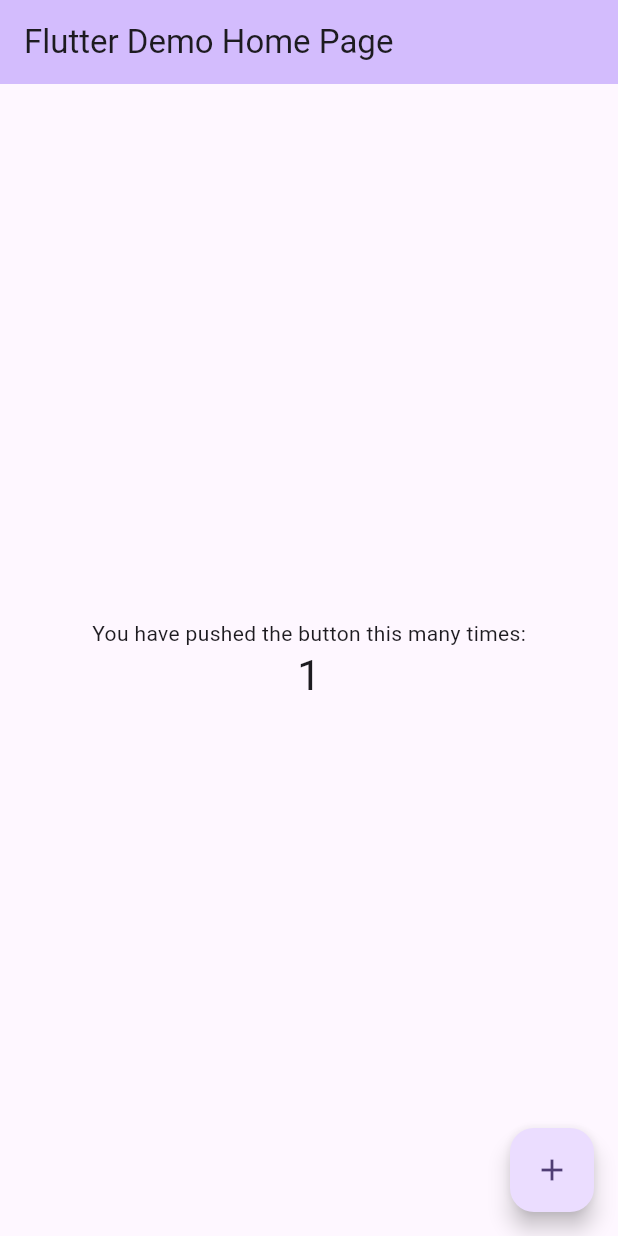
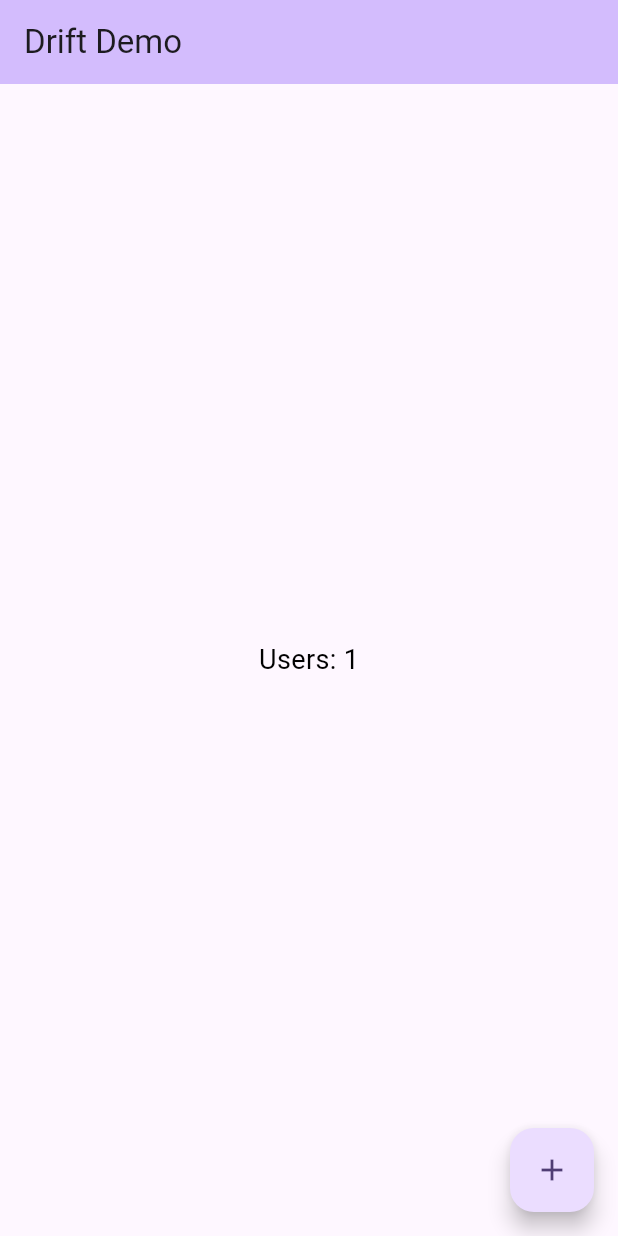
Before and after one commit to zeeshan0080/drift_demo, a Flutter app: the screen it shows after launch, after a tap on the "add" icon, on a phone screen of 412 x 824 dp. Run offline on Flutter 3.47's test engine with Material 3 defaults, Android fonts, the phone set to English and light mode, and no system bars; our stand-ins replace drift, drift_flutter, get_it; accounts and stored records are empty; generated files the repository leaves out were written again.

Commit message:
drift integrated

```diff
--- /dev/null
+++ b/lib/dependency_inject.dart
@@ -0,0 +1,26 @@
+import 'dart:io';
+
+import 'package:drift_demo/providers/authentication_provider.dart';
+import 'package:drift_demo/source/core/database/local_database.dart';
+import 'package:drift_demo/source/data_source/local_data_source.dart';
+import 'package:drift_demo/source/repository/authentication_repository.dart';
+import 'package:get_it/get_it.dart';
+
+import 'source/core/local_client.dart';
+
+final GetIt sl = GetIt.instance;
+
+Future<void> setup() async {
+  final database = LocalDatabase();
+
+  sl.registerLazySingleton<LocalClient>(() => LocalClient(db: database));
+
+  sl.registerLazySingleton<ILocalDataSource>(
+          () => LocalDataSource(localClient: sl()));
+  sl.registerLazySingleton<IAuthenticationRepository>(() =>
+      AuthenticationRepository(iLocalDataSource: sl()));
+
+  sl.registerLazySingleton<AuthProvider>(
+          () => AuthProvider(authRepository: sl()));
+  print("Dependencies injected!!");
+}
--- a/lib/main.dart
+++ b/lib/main.dart
@@ -1,53 +1,41 @@
+import 'package:drift_demo/providers/authentication_provider.dart';
+import 'package:drift_demo/source/models/user_model.dart';
 import 'package:flutter/material.dart';
+import 'package:provider/provider.dart';
 
-void main() {
-  runApp(const MyApp());
+import 'dependency_inject.dart';
+
+Future<void> main() async {
+  WidgetsFlutterBinding.ensureInitialized();
+  await setup();
+  runApp(MyApp());
 }
 
 class MyApp extends StatelessWidget {
-  const MyApp({super.key});
+  MyApp({super.key});
 
-  // This widget is the root of your application.
+  final _authProvider = sl<AuthProvider>();
+
   @override
   Widget build(BuildContext context) {
-    return MaterialApp(
+    return MultiProvider(
+      providers: [
+        ChangeNotifierProvider.value(value: _authProvider),
+      ],
+      child: MaterialApp(
         title: 'Flutter Demo',
         theme: ThemeData(
-        // This is the theme of your application.
-        //
-        // TRY THIS: Try running your application with "flutter run". You'll see
-        // the application has a purple toolbar. Then, without quitting the app,
-        // try changing the seedColor in the colorScheme below to Colors.green
-        // and then invoke "hot reload" (save your changes or press the "hot
-        // reload" button in a Flutter-supported IDE, or press "r" if you used
-        // the command line to start the app).
-        //
-        // Notice that the counter didn't reset back to zero; the application
-        // state is not lost during the reload. To reset the state, use hot
-        // restart instead.
-        //
-        // This works for code too, not just values: Most code changes can be
-        // tested with just a hot reload.
           colorScheme: ColorScheme.fromSeed(seedColor: Colors.deepPurple),
           useMaterial3: true,
         ),
-      home: const MyHomePage(title: 'Flutter Demo Home Page'),
+        home: const MyHomePage(title: 'Drift Demo'),
+      ),
     );
   }
 }
 
 class MyHomePage extends StatefulWidget {
   const MyHomePage({super.key, required this.title});
-
-  // This widget is the home page of your application. It is stateful, meaning
-  // that it has a State object (defined below) that contains fields that affect
-  // how it looks.
-
-  // This class is the configuration for the state. It holds the values (in this
-  // case the title) provided by the parent (in this case the App widget) and
-  // used by the build method of the State. Fields in a Widget subclass are
-  // always marked "final".
-
   final String title;
 
   @override
@@ -55,68 +43,56 @@
 }
 
 class _MyHomePageState extends State<MyHomePage> {
-  int _counter = 0;
+  final _authProvider = sl<AuthProvider>();
 
-  void _incrementCounter() {
-    setState(() {
-      // This call to setState tells the Flutter framework that something has
-      // changed in this State, which causes it to rerun the build method below
-      // so that the display can reflect the updated values. If we changed
-      // _counter without calling setState(), then the build method would not be
-      // called again, and so nothing would appear to happen.
-      _counter++;
-    });
+  Future<void> addUser() async {
+    final user = UserModel(
+      firstName: 'Test',
+      lastName: "1",
+      email: "test5@gmail.com",
+      age: 20,
+      isVerified: false
+    );
+    await _authProvider.adduser(context, userDetails: user);
+    _authProvider.getAllUsers(context);
+  }
+
+  @override
+  void initState() {
+    Future.microtask(()=> _authProvider.getAllUsers(context));
+    super.initState();
   }
 
   @override
   Widget build(BuildContext context) {
-    // This method is rerun every time setState is called, for instance as done
-    // by the _incrementCounter method above.
-    //
-    // The Flutter framework has been optimized to make rerunning build methods
-    // fast, so that you can just rebuild anything that needs updating rather
-    // than having to individually change instances of widgets.
     return Scaffold(
       appBar: AppBar(
-        // TRY THIS: Try changing the color here to a specific color (to
-        // Colors.amber, perhaps?) and trigger a hot reload to see the AppBar
-        // change color while the other colors stay the same.
         backgroundColor: Theme.of(context).colorScheme.inversePrimary,
-        // Here we take the value from the MyHomePage object that was created by
-        // the App.build method, and use it to set our appbar title.
         title: Text(widget.title),
       ),
-      body: Center(
-        // Center is a layout widget. It takes a single child and positions it
-        // in the middle of the parent.
-        child: Column(
-          // Column is also a layout widget. It takes a list of children and
-          // arranges them vertically. By default, it sizes itself to fit its
-          // children horizontally, and tries to be as tall as its parent.
-          //
-          // Column has various properties to control how it sizes itself and
-          // how it positions its children. Here we use mainAxisAlignment to
-          // center the children vertically; the main axis here is the vertical
-          // axis because Columns are vertical (the cross axis would be
-          // horizontal).
-          //
-          // TRY THIS: Invoke "debug painting" (choose the "Toggle Debug Paint"
-          // action in the IDE, or press "p" in the console), to see the
-          // wireframe for each widget.
+      body: Consumer<AuthProvider>(
+        builder: (context, authState, child) {
+          return Column(
             mainAxisAlignment: MainAxisAlignment.center,
-          children: <Widget>[
-            const Text(
-              'You have pushed the button this many times:',
+            children: [
+              Row(
+                mainAxisAlignment: MainAxisAlignment.center,
+                children: [
+                  Text(
+                    'Users: ${authState.users.length}',
+                    style: TextStyle(
+                      color: Colors.black,
+                      fontSize: 18
                     ),
-            Text(
-              '$_counter',
-              style: Theme.of(context).textTheme.headlineMedium,
                   ),
                 ],
-        ),
+              )
+            ],
+          );
+        }
       ),
       floatingActionButton: FloatingActionButton(
-        onPressed: _incrementCounter,
+        onPressed: addUser,
         tooltip: 'Increment',
         child: const Icon(Icons.add),
       ), // This trailing comma makes auto-formatting nicer for build methods.
--- /dev/null
+++ b/lib/providers/authentication_provider.dart
@@ -0,0 +1,49 @@
+
+import 'package:drift_demo/source/repository/authentication_repository.dart';
+import 'package:flutter/cupertino.dart';
+
+import '../source/models/user_model.dart';
+
+enum Status { initial, error, loading, loaded }
+
+class AuthProvider with ChangeNotifier {
+  final IAuthenticationRepository authRepository;
+
+  AuthProvider({required this.authRepository});
+
+  List<UserModel> _users = [];
+  List<UserModel> get users => _users;
+
+  Status getAllStatus = Status.initial;
+  Status addStatus = Status.initial;
+
+  Future getAllUsers(BuildContext context) async {
+    getAllStatus = Status.loading;
+    notifyListeners();
+    try {
+      _users = await authRepository.getAllUsers();
+      getAllStatus = Status.loaded;
+    } on Exception catch (e) {
+      getAllStatus = Status.error;
+    }
+    notifyListeners();
+    return;
+  }
+
+  Future adduser(BuildContext context, {required UserModel userDetails}) async {
+    addStatus = Status.loading;
+    notifyListeners();
+    try {
+      final id  = await authRepository.addUser(userDetails: userDetails);
+      print("Inserted ID: $id");
+      addStatus = Status.loaded;
+    } on Exception catch (e) {
+      addStatus = Status.error;
+      print("adduser: $e");
+    }
+    notifyListeners();
+    return;
+  }
+
+
+}
--- /dev/null
+++ b/lib/source/core/database/local_database.dart
@@ -0,0 +1,31 @@
+import 'package:drift/drift.dart';
+import 'package:drift_flutter/drift_flutter.dart';
+
+import 'tables/user_table.dart';
+
+part 'local_database.g.dart';
+
+@DriftDatabase(tables: [UserLocalModel])
+class LocalDatabase extends _$LocalDatabase{
+
+  LocalDatabase() : super(_openConnection());
+
+  @override
+  int get schemaVersion => 1;
+
+  static QueryExecutor _openConnection() {
+    return driftDatabase(
+      name: 'my_database',
+      web: DriftWebOptions(
+          sqlite3Wasm: Uri.parse('sqlite3.wasm'),
+          driftWorker: Uri.parse('drift_worker.js'),
+          onResult: (result) {
+            if (result.missingFeatures.isNotEmpty) {
+              print(
+                  'Using ${result.chosenImplementation} due to unsupported '
+                      'browser features: ${result.missingFeatures}');
+            }
+          })
+    );
+  }
+}
--- /dev/null
+++ b/lib/source/core/database/tables/user_table.dart
@@ -0,0 +1,11 @@
+import 'package:drift/drift.dart';
+
+@DataClassName('UserLocal')
+class UserLocalModel extends Table {
+  IntColumn get id => integer().autoIncrement()();
+  TextColumn get firstName => text().nullable().withLength(min: 0, max: 200)();
+  TextColumn get lastName => text().nullable().withLength(min: 0, max: 200)();
+  TextColumn get email => text().nullable()();
+  IntColumn get age => integer().nullable()();
+  BoolColumn get isVerified => boolean().withDefault(const Constant(false))();
+}
--- /dev/null
+++ b/lib/source/core/local_client.dart
@@ -0,0 +1,29 @@
+import 'package:drift/drift.dart';
+
+import '../models/user_model.dart';
+import 'database/local_database.dart';
+
+class LocalClient{
+  final LocalDatabase db;
+
+  LocalClient({required this.db});
+
+  Future<List<UserModel>> getAllUsers() async {
+    final users = await db.select(db.userLocalModel).get();
+    return users.map((item) => UserModel.fromLocal(item)).toList();
+  }
+
+  Future<int> addUser({required UserModel userDetails}) async {
+    final response = await db.into(db.userLocalModel).insert(
+      mode: InsertMode.insertOrFail,
+        UserLocalModelCompanion.insert(
+          firstName: Value(userDetails.firstName),
+          lastName: Value(userDetails.lastName),
+          email: Value(userDetails.email),
+          age: Value(userDetails.age),
+          isVerified: Value(userDetails.isVerified!),
+      )
+    );
+    return response;
+  }
+}
--- /dev/null
+++ b/lib/source/data_source/local_data_source.dart
@@ -0,0 +1,30 @@
+
+import 'package:drift_demo/source/core/local_client.dart';
+
+import '../models/user_model.dart';
+
+abstract class ILocalDataSource{
+  final LocalClient localClient;
+
+  ILocalDataSource({required this.localClient});
+
+  Future<List<UserModel>> getAllUsers();
+  Future<int> addUser({required UserModel userDetails});
+
+}
+
+class LocalDataSource extends ILocalDataSource{
+  LocalDataSource({required super.localClient});
+
+  @override
+  Future<List<UserModel>> getAllUsers() async {
+    final response = await localClient.getAllUsers();
+    return response;
+  }
+
+  @override
+  Future<int> addUser({required UserModel userDetails}) async {
+    final response = await localClient.addUser(userDetails: userDetails);
+    return response;
+  }
+}
--- /dev/null
+++ b/lib/source/models/user_model.dart
@@ -0,0 +1,39 @@
+import 'package:drift_demo/source/core/database/local_database.dart';
+
+class UserModel{
+  int? id;
+  String? firstName;
+  String? lastName;
+  String? email;
+  int? age;
+  bool? isVerified;
+
+  UserModel({this.id, this.firstName, this.email, this.age, this.lastName,
+    this.isVerified});
+
+  UserModel.fromJson(Map<String, dynamic> json){
+    try{
+      id = json['id'];
+      firstName = json['first_name'];
+      lastName = json['last_name'];
+      email = json['email'];
+      age = json['age'];
+      isVerified = json['isVerified'];
+    }catch(e){
+      print("UserModel.fromJson: $e");
+    }
+  }
+
+  UserModel.fromLocal(UserLocal data){
+    try{
+      id = data.id;
+      firstName = data.firstName;
+      lastName = data.lastName;
+      email = data.email;
+      age = data.age;
+      isVerified = data.isVerified;
+    }catch(e){
+      print("UserModel.fromLocal: $e");
+    }
+  }
+}
--- /dev/null
+++ b/lib/source/repository/authentication_repository.dart
@@ -0,0 +1,30 @@
+import 'package:drift_demo/source/data_source/local_data_source.dart';
+
+import '../models/user_model.dart';
+
+abstract class IAuthenticationRepository {
+  final ILocalDataSource iLocalDataSource;
+
+  IAuthenticationRepository({required this.iLocalDataSource});
+
+  Future<List<UserModel>> getAllUsers();
+  Future<int> addUser({required UserModel userDetails});
+
+}
+
+class AuthenticationRepository extends IAuthenticationRepository {
+  AuthenticationRepository({required super.iLocalDataSource});
+
+  @override
+  Future<List<UserModel>> getAllUsers() async {
+    final response = await iLocalDataSource.getAllUsers();
+    return response;
+  }
+
+  @override
+  Future<int> addUser({required UserModel userDetails}) async {
+    final response = await iLocalDataSource.addUser(userDetails: userDetails);
+    return response;
+  }
+
+}
--- a/pubspec.yaml
+++ b/pubspec.yaml
@@ -37,6 +37,10 @@ dependencies:
   cupertino_icons: ^1.0.8
   drift: ^2.21.0
   drift_flutter: ^0.2.1
+
+  get_it: ^8.0.2
+  provider: ^6.1.2
+  path_provider: ^2.1.5
 
 dev_dependencies:
   flutter_test:
```
Also changed, not shown: lib/source/core/database/local_database.g.dart (added), pubspec.lock, 3 other files. Lines whose indentation alone changed are shown as unchanged.
